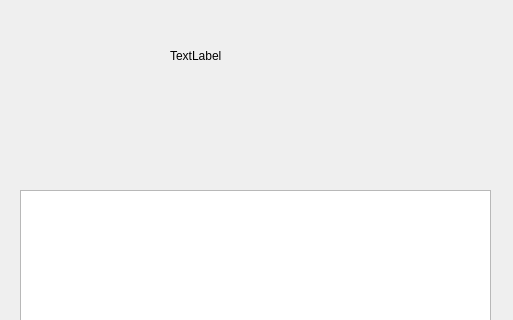
The window that about.ui (frank1789/LsDynaToAPDL) describes before a commit, drawn with Qt 5; both pictures show x 0 to 513 and y 0 to 320 of the 513 by 582 pixel window.
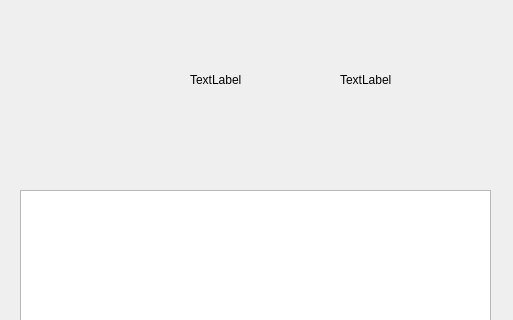
The same window after the commit.

What changed in the file:
```diff
--- a/about.ui
+++ b/about.ui
@@ -54,10 +54,34 @@
   <widget class="QLabel" name="label_2">
    <property name="geometry">
     <rect>
-     <x>170</x>
-     <y>30</y>
-     <width>151</width>
-     <height>51</height>
+     <x>190</x>
+     <width>160</width>
+    </rect>
+   </property>
+   <property name="text">
+    <string>TextLabel</string>
+   </property>
+  </widget>
+  <widget class="QLabel" name="build">
+   <property name="geometry">
+    <rect>
+     <x>340</x>
+     <y>60</y>
+     <width>160</width>
+     <height>40</height>
+    </rect>
+   </property>
+   <property name="text">
+    <string>TextLabel</string>
+   </property>
+  </widget>
+  <widget class="QLabel" name="version">
+   <property name="geometry">
+    <rect>
+     <x>190</x>
+     <y>60</y>
+     <width>160</width>
+     <height>40</height>
     </rect>
    </property>
    <property name="text">
```
Left out of the diff: 4 changed lines with no effect on the pictures.
